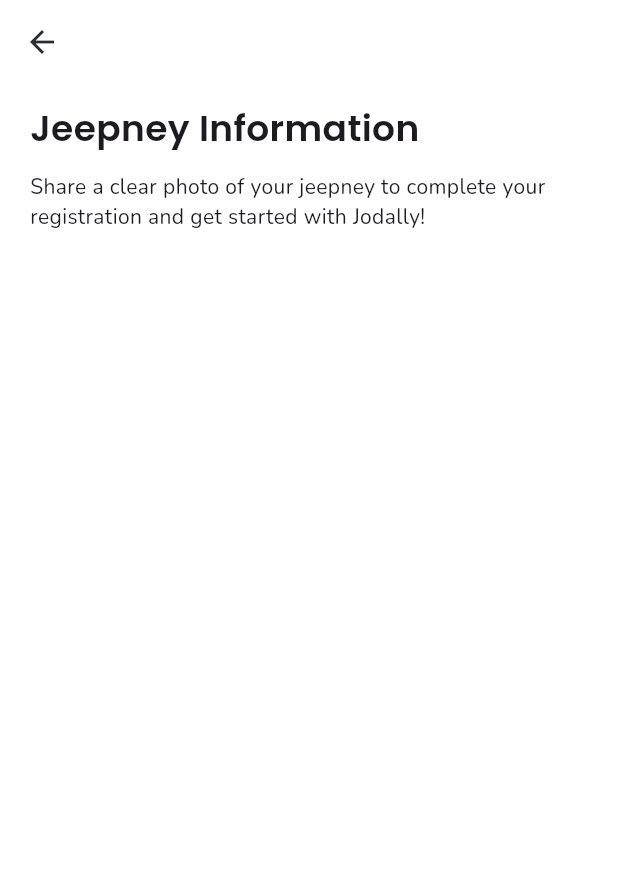
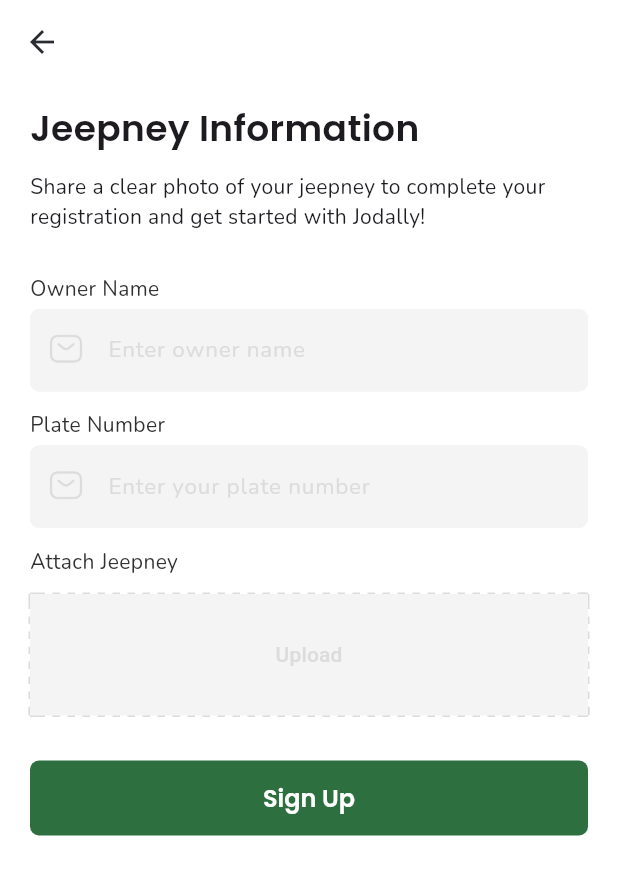
Before and after one commit to jamydevelop/Jodally-Flutter-App, a Flutter app: the screen it shows after launch, on a phone screen of 412 x 824 dp. Shown: the top 875 px of the screen. Run offline on Flutter 3.47's test engine with Material 3 defaults, Android fonts, the phone set to English and light mode, and no system bars.

Commit message:
Finish sign_up_driver_jeepney_information

```diff
--- a/jodally_flutter_app/lib/views/sign_up_driver_jeepney_information.dart
+++ b/jodally_flutter_app/lib/views/sign_up_driver_jeepney_information.dart
@@ -1,6 +1,10 @@
 import 'package:flutter/material.dart';
 import 'package:jodally_flutter_app/core/components/common_back_app_bar.dart';
+import 'package:jodally_flutter_app/core/components/common_button.dart';
+import 'package:jodally_flutter_app/core/components/common_text_field.dart';
 import 'package:jodally_flutter_app/core/components/common_text_label.dart';
+import 'package:jodally_flutter_app/core/components/dashed_outline_button.dart';
+import 'package:jodally_flutter_app/core/resources/assets.dart';
 import 'package:jodally_flutter_app/core/resources/colors.dart';
 import 'package:jodally_flutter_app/core/resources/dimensions.dart';
 
@@ -39,7 +43,104 @@ class _SignUpDriverJeepneyInformationState
                 fontWeight: FontWeight.w400,
                 fontSize: fontSizeTitleSmall,
               ),
+              const SizedBox(height: 28),
+              //Owner Name Label
+              CommonTextLabel(
+                text: 'Owner Name',
+                fontFamily: 'Nunito',
+                fontWeight: FontWeight.w400,
+                fontSize: fontSizeTitleSmall,
+                color: blackTertiary,
+              ),
+              const SizedBox(height: 4),
+              // Owner Name Field
+              CommonTextField(
+                filled: true,
+                fillColor: lightGreyPrimary,
+                hintText: 'Enter owner name',
+                hintTextStyle: TextStyle(
+                  fontFamily: "Nunito",
+                  fontWeight: FontWeight.w400,
+                  fontSize: fontSizeSubhead,
+                  color: lightGreySecondary,
+                ),
+                prefixIcon: Image.asset(
+                  Assets.smsIcon,
+                  scale: 3,
+                  color: lightGreySecondary,
+                ),
+                onFieldSubmitted: (_) => FocusScope.of(context).unfocus(),
+                keyboardType: TextInputType.emailAddress,
+                inputBorder: OutlineInputBorder(
+                  borderRadius: BorderRadius.circular(6.0),
+                  borderSide: BorderSide(color: lightGreyPrimary, width: 1),
+                ),
+              ),
               const SizedBox(height: 12),
+              //Plate Number Label
+              CommonTextLabel(
+                text: 'Plate Number',
+                fontFamily: 'Nunito',
+                fontWeight: FontWeight.w400,
+                fontSize: fontSizeTitleSmall,
+                color: blackTertiary,
+              ),
+              const SizedBox(height: 4),
+              // Owner Name Field
+              CommonTextField(
+                filled: true,
+                fillColor: lightGreyPrimary,
+                hintText: 'Enter your plate number',
+                hintTextStyle: TextStyle(
+                  fontFamily: "Nunito",
+                  fontWeight: FontWeight.w400,
+                  fontSize: fontSizeSubhead,
+                  color: lightGreySecondary,
+                ),
+                prefixIcon: Image.asset(
+                  Assets.smsIcon,
+                  scale: 3,
+                  color: lightGreySecondary,
+                ),
+                onFieldSubmitted: (_) => FocusScope.of(context).unfocus(),
+                keyboardType: TextInputType.emailAddress,
+                inputBorder: OutlineInputBorder(
+                  borderRadius: BorderRadius.circular(6.0),
+                  borderSide: BorderSide(color: lightGreyPrimary, width: 1),
+                ),
+              ),
+              const SizedBox(height: 12),
+              //Attach Jeepney Label
+              CommonTextLabel(
+                text: 'Attach Jeepney',
+                fontFamily: 'Nunito',
+                fontWeight: FontWeight.w400,
+                fontSize: fontSizeTitleSmall,
+                color: blackTertiary,
+              ),
+              SizedBox(height: 12),
+              DashedOutlineButton(
+                label: 'Upload',
+                onPressed: () {
+                  // Handle button press
+                },
+              ),
+              const SizedBox(height: 30),
+              //Continue Button
+              CommonButton(
+                backgroundColor: greenPrimary,
+                borderRadius: 6,
+                width: double.infinity,
+                height: 50,
+                child: CommonTextLabel(
+                  text: 'Sign Up',
+                  fontFamily: 'Poppins',
+                  fontSize: fontSizeTitleLarge,
+                  color: whitePrimary,
+                ),
+                //onPressed: () => Navigator.of(context).pop(),
+                onPressed: () {},
+              ),
             ],
           ),
         ),
```
